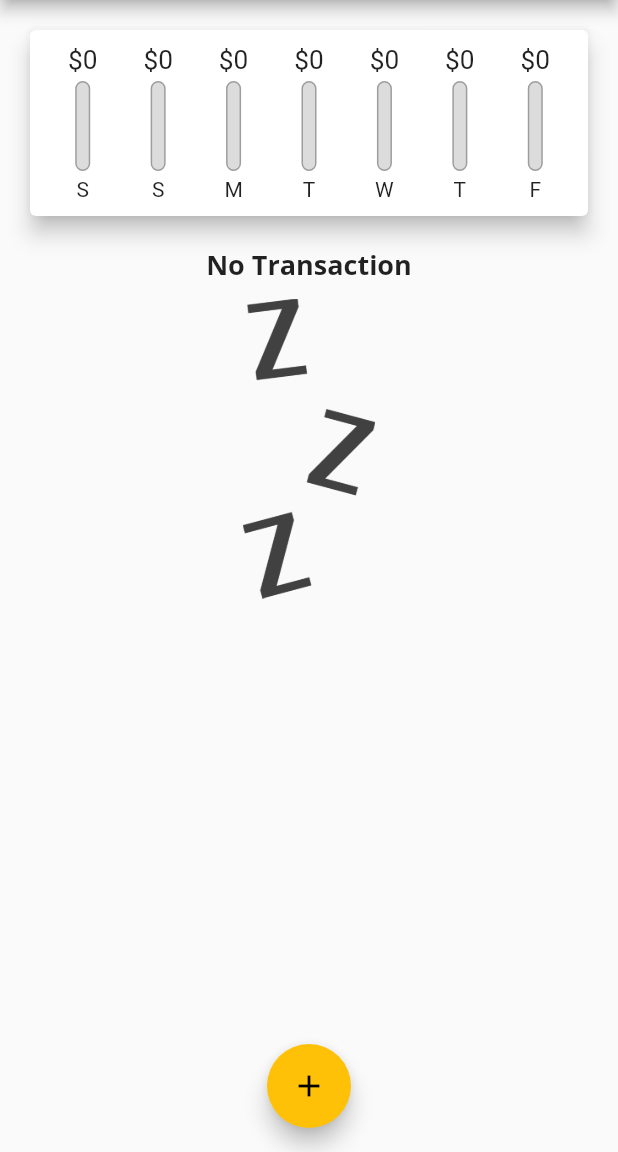
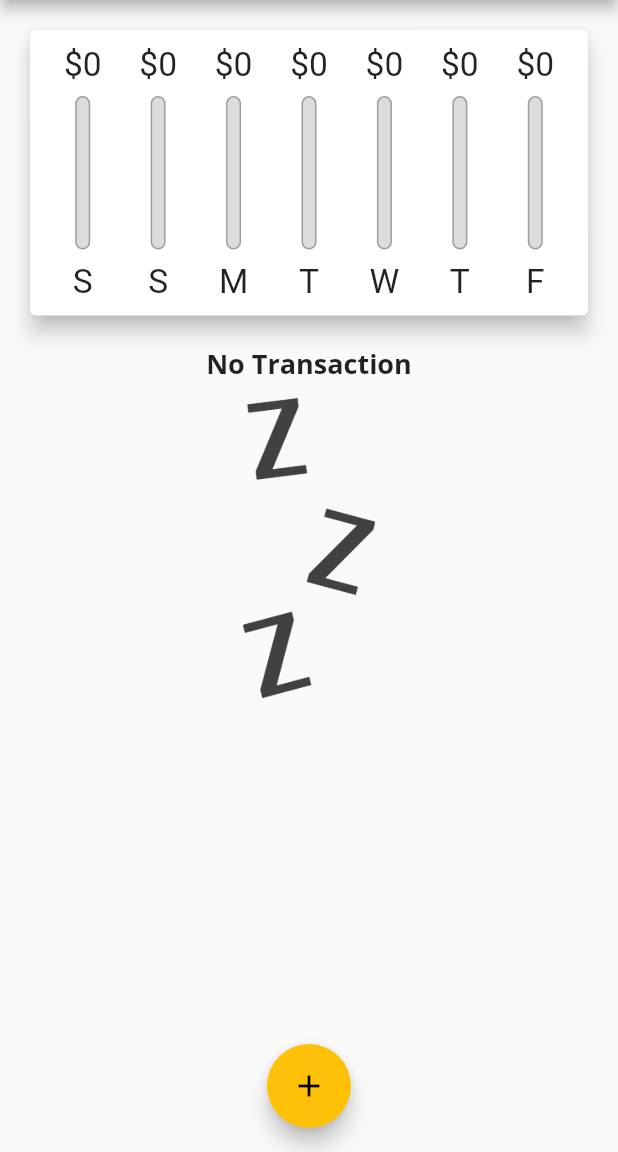
Before and after one commit to prasetion/personal_expenses, a Flutter app: the screen it shows after launch, on a phone screen of 412 x 824 dp, the part 84-1236 px from its top. Run offline on Flutter 3.47's test engine with Material 2 defaults, Android fonts, the phone set to English and light mode, and no system bars.

Commit message:
responsiveness, media query

```diff
--- a/lib/main.dart
+++ b/lib/main.dart
@@ -103,8 +103,7 @@ class _MyHomePageState extends State<MyHomePage> {
 
   @override
   Widget build(BuildContext context) {
-    return Scaffold(
-      appBar: AppBar(
+    final appBar = AppBar(
       title: Text(
         'Personal Expenses',
       ),
@@ -116,14 +115,28 @@ class _MyHomePageState extends State<MyHomePage> {
           },
         ),
       ],
-      ),
+    );
+
+    return Scaffold(
+      appBar: appBar,
       body: SingleChildScrollView(
         child: Column(
           // mainAxisAlignment: MainAxisAlignment.spaceAround,
           crossAxisAlignment: CrossAxisAlignment.stretch,
           children: [
-            Chart(_recentTransactions),
-            TransactionList(_userTransactions, _deleteTransaction),
+            Container(
+              height: (MediaQuery.of(context).size.height -
+                      appBar.preferredSize.height -
+                      MediaQuery.of(context).padding.top) *
+                  0.3,
+              child: Chart(_recentTransactions),
+            ),
+            Container(
+                height: (MediaQuery.of(context).size.height -
+                        appBar.preferredSize.height -
+                        MediaQuery.of(context).padding.top) *
+                    0.7,
+                child: TransactionList(_userTransactions, _deleteTransaction)),
           ],
         ),
       ),
--- a/lib/widgets/chart_bar.dart
+++ b/lib/widgets/chart_bar.dart
@@ -9,19 +9,21 @@ class ChartBar extends StatelessWidget {
 
   @override
   Widget build(BuildContext context) {
+    return LayoutBuilder(
+      builder: (ctx, constraints) {
         return Column(
           children: [
             Container(
-          height: 20,
+              height: constraints.maxHeight * 0.15,
               child: FittedBox(
                 child: Text('\$${spendingAmount.toStringAsFixed(0)}'),
               ),
             ),
             SizedBox(
-          height: 4,
+              height: constraints.maxHeight * 0.05,
             ),
             Container(
-          height: 60,
+              height: constraints.maxHeight * 0.6,
               width: 10,
               child: Stack(
                 children: [
@@ -45,10 +47,17 @@ class ChartBar extends StatelessWidget {
               ),
             ),
             SizedBox(
-          height: 4,
+              height: constraints.maxHeight * 0.05,
             ),
-        Text(label),
+            Container(
+              height: constraints.maxHeight * 0.15,
+              child: FittedBox(
+                child: Text(label),
+              ),
+            ),
           ],
+        );
+      },
     );
   }
 }
--- a/lib/widgets/transaction_list.dart
+++ b/lib/widgets/transaction_list.dart
@@ -10,9 +10,7 @@ class TransactionList extends StatelessWidget {
 
   @override
   Widget build(BuildContext context) {
-    return Container(
-      height: 450,
-      child: transactions.isEmpty
+    return transactions.isEmpty
         ? Column(
             children: [
               Text(
@@ -57,14 +55,12 @@ class TransactionList extends StatelessWidget {
                   trailing: IconButton(
                     icon: Icon(Icons.delete),
                     color: Theme.of(context).errorColor,
-                      onPressed: () =>
-                          deleteTransaction(transactions[index].id),
+                    onPressed: () => deleteTransaction(transactions[index].id),
                   ),
                 ),
               );
             },
             itemCount: transactions.length,
-            ),
           );
   }
 }
```
Lines whose indentation alone changed are shown as unchanged.
